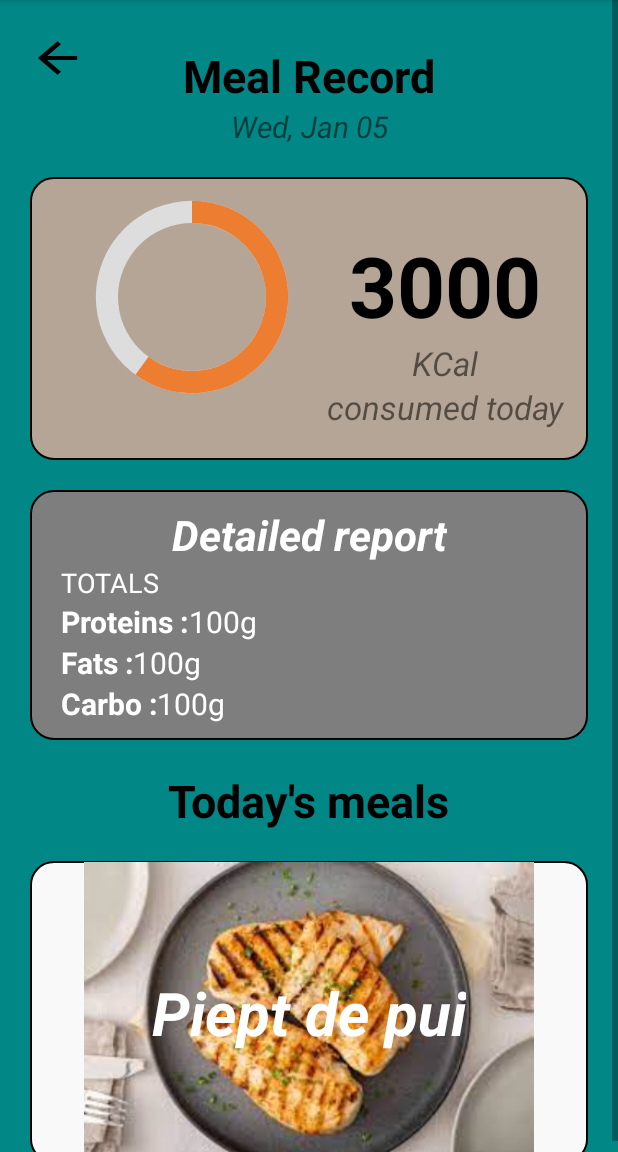
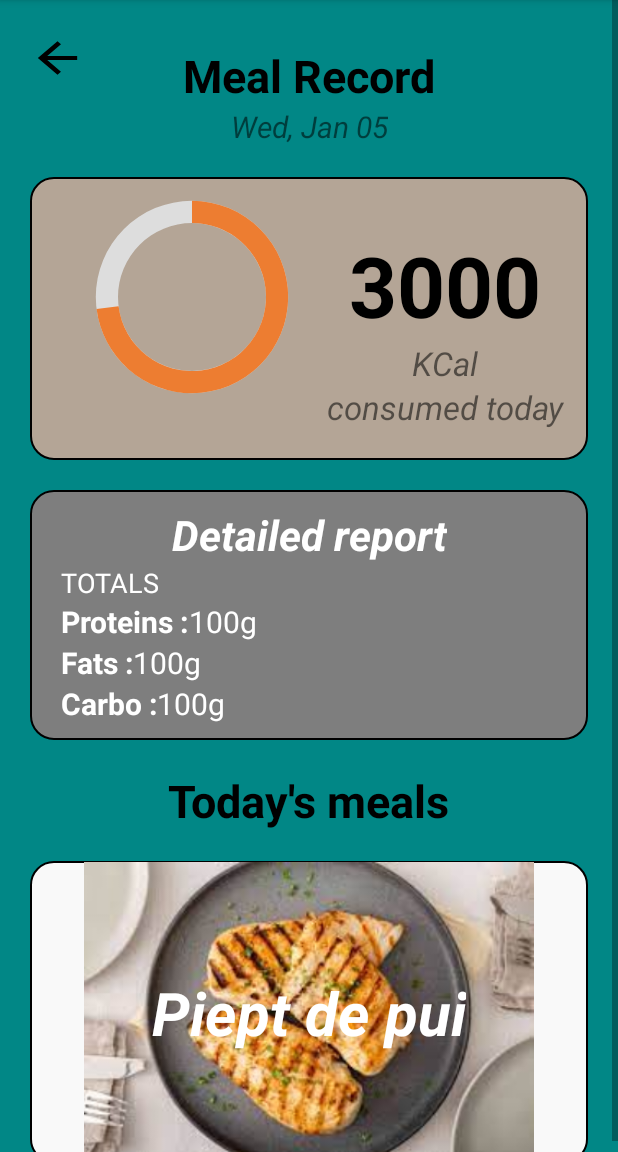
Before and after one commit to andreib99/MSA_Project, an Android app: the MealRecordActivity screen opened directly, with no data from a screen before it, on a phone screen of 412 x 824 dp, the part 84-1236 px from its top. Run offline under Robolectric (Android 15) with nearby library versions, the phone set to English and light mode, and no system bars.

Commit message:
Refactoring changes.

```diff
--- a/app/src/main/res/layout/meal_record_activity.xml
+++ b/app/src/main/res/layout/meal_record_activity.xml
@@ -66,7 +66,7 @@
                 style="@style/CircularDeterminateProgressBar"
                 android:layout_width="0dp"
                 android:layout_height="140dp"
-                android:progress="60"
+                android:progress="73"
                 app:layout_constraintBottom_toBottomOf="parent"
                 app:layout_constraintEnd_toEndOf="parent"
                 app:layout_constraintHeight_percent="0.5"
@@ -171,21 +171,12 @@
                 android:layout_width="wrap_content"
                 android:layout_height="wrap_content"
                 android:layout_marginTop="25dp"
-                android:text="100"
+                android:text="100g"
                 android:textColor="@color/white"
                 android:textSize="20sp"
                 app:layout_constraintStart_toEndOf="@+id/textView13"
                 app:layout_constraintTop_toBottomOf="@+id/textView12" />
 
-            <TextView
-                android:id="@+id/textView19"
-                android:layout_width="wrap_content"
-                android:layout_height="wrap_content"
-                android:text="g"
-                android:textColor="@color/white"
-                android:textSize="20sp"
-                app:layout_constraintStart_toEndOf="@+id/proteins"
-                app:layout_constraintTop_toTopOf="@+id/textView13" />
 
             <TextView
                 android:id="@+id/textView13"
@@ -204,21 +195,12 @@
                 android:id="@+id/fats"
                 android:layout_width="wrap_content"
                 android:layout_height="wrap_content"
-                android:text="100"
+                android:text="100g"
                 android:textColor="@color/white"
                 android:textSize="20sp"
                 app:layout_constraintStart_toEndOf="@+id/textView14"
                 app:layout_constraintTop_toBottomOf="@+id/proteins" />
 
-            <TextView
-                android:id="@+id/textView20"
-                android:layout_width="wrap_content"
-                android:layout_height="wrap_content"
-                android:text="g"
-                android:textColor="@color/white"
-                android:textSize="20sp"
-                app:layout_constraintStart_toEndOf="@+id/fats"
-                app:layout_constraintTop_toBottomOf="@+id/textView19" />
 
             <TextView
                 android:id="@+id/textView14"
@@ -250,21 +232,12 @@
                 android:id="@+id/carbo"
                 android:layout_width="wrap_content"
                 android:layout_height="wrap_content"
-                android:text="100"
+                android:text="100g"
                 android:textColor="@color/white"
                 android:textSize="20sp"
                 app:layout_constraintStart_toEndOf="@+id/textView15"
                 app:layout_constraintTop_toBottomOf="@+id/fats" />
 
-            <TextView
-                android:id="@+id/textView21"
-                android:layout_width="wrap_content"
-                android:layout_height="wrap_content"
-                android:text="g"
-                android:textColor="@color/white"
-                android:textSize="20sp"
-                app:layout_constraintStart_toEndOf="@+id/carbo"
-                app:layout_constraintTop_toBottomOf="@+id/textView20" />
 
         </androidx.constraintlayout.widget.ConstraintLayout>
 
```
